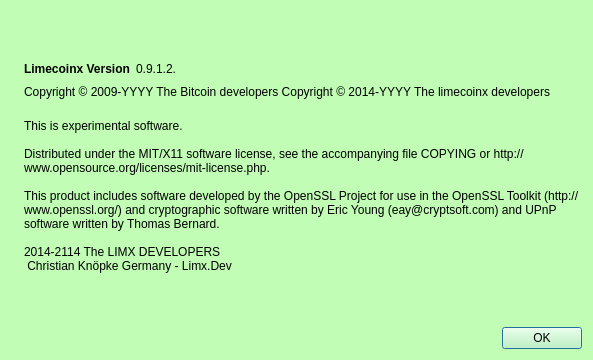
Old version of the form src/qt/forms/aboutdialog.ui in the repository IParn/LimecoinX.
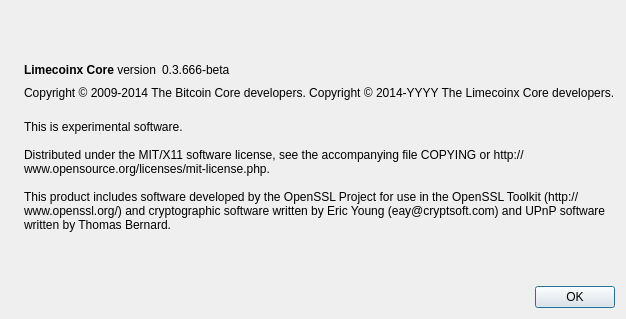
New version of the form. Icons and pictures are not drawn.

Patch:
```diff
--- a/src/qt/forms/aboutdialog.ui
+++ b/src/qt/forms/aboutdialog.ui
@@ -7,424 +7,9 @@
     <x>0</x>
     <y>0</y>
     <width>593</width>
-    <height>360</height>
+    <height>319</height>
    </rect>
   </property>
-  <property name="palette">
-   <palette>
-    <active>
-     <colorrole role="WindowText">
-      <brush brushstyle="SolidPattern">
-       <color alpha="255">
-        <red>0</red>
-        <green>0</green>
-        <blue>0</blue>
-       </color>
-      </brush>
-     </colorrole>
-     <colorrole role="Button">
-      <brush brushstyle="SolidPattern">
-       <color alpha="255">
-        <red>193</red>
-        <green>253</green>
-        <blue>181</blue>
-       </color>
-      </brush>
-     </colorrole>
-     <colorrole role="Light">
-      <brush brushstyle="SolidPattern">
-       <color alpha="255">
-        <red>255</red>
-        <green>255</green>
-        <blue>255</blue>
-       </color>
-      </brush>
-     </colorrole>
-     <colorrole role="Midlight">
-      <brush brushstyle="SolidPattern">
-       <color alpha="255">
-        <red>224</red>
-        <green>254</green>
-        <blue>218</blue>
-       </color>
-      </brush>
-     </colorrole>
-     <colorrole role="Dark">
-      <brush brushstyle="SolidPattern">
-       <color alpha="255">
-        <red>96</red>
-        <green>126</green>
-        <blue>90</blue>
-       </color>
-      </brush>
-     </colorrole>
-     <colorrole role="Mid">
-      <brush brushstyle="SolidPattern">
-       <color alpha="255">
-        <red>129</red>
-        <green>169</green>
-        <blue>121</blue>
-       </color>
-      </brush>
-     </colorrole>
-     <colorrole role="Text">
-      <brush brushstyle="SolidPattern">
-       <color alpha="255">
-        <red>0</red>
-        <green>0</green>
-        <blue>0</blue>
-       </color>
-      </brush>
-     </colorrole>
-     <colorrole role="BrightText">
-      <brush brushstyle="SolidPattern">
-       <color alpha="255">
-        <red>255</red>
-        <green>255</green>
-        <blue>255</blue>
-       </color>
-      </brush>
-     </colorrole>
-     <colorrole role="ButtonText">
-      <brush brushstyle="SolidPattern">
-       <color alpha="255">
-        <red>0</red>
-        <green>0</green>
-        <blue>0</blue>
-       </color>
-      </brush>
-     </colorrole>
-     <colorrole role="Base">
-      <brush brushstyle="SolidPattern">
-       <color alpha="255">
-        <red>255</red>
-        <green>255</green>
-        <blue>255</blue>
-       </color>
-      </brush>
-     </colorrole>
-     <colorrole role="Window">
-      <brush brushstyle="SolidPattern">
-       <color alpha="255">
-        <red>193</red>
-        <green>253</green>
-        <blue>181</blue>
-       </color>
-      </brush>
-     </colorrole>
-     <colorrole role="Shadow">
-      <brush brushstyle="SolidPattern">
-       <color alpha="255">
-        <red>0</red>
-        <green>0</green>
-        <blue>0</blue>
-       </color>
-      </brush>
-     </colorrole>
-     <colorrole role="AlternateBase">
-      <brush brushstyle="SolidPattern">
-       <color alpha="255">
-        <red>224</red>
-        <green>254</green>
-        <blue>218</blue>
-       </color>
-      </brush>
-     </colorrole>
-     <colorrole role="ToolTipBase">
-      <brush brushstyle="SolidPattern">
-       <color alpha="255">
-        <red>255</red>
-        <green>255</green>
-        <blue>220</blue>
-       </color>
-      </brush>
-     </colorrole>
-     <colorrole role="ToolTipText">
-      <brush brushstyle="SolidPattern">
-       <color alpha="255">
-        <red>0</red>
-        <green>0</green>
-        <blue>0</blue>
-       </color>
-      </brush>
-     </colorrole>
-    </active>
-    <inactive>
-     <colorrole role="WindowText">
-      <brush brushstyle="SolidPattern">
-       <color alpha="255">
-        <red>0</red>
-        <green>0</green>
-        <blue>0</blue>
-       </color>
-      </brush>
-     </colorrole>
-     <colorrole role="Button">
-      <brush brushstyle="SolidPattern">
-       <color alpha="255">
-        <red>193</red>
-        <green>253</green>
-        <blue>181</blue>
-       </color>
-      </brush>
-     </colorrole>
-     <colorrole role="Light">
-      <brush brushstyle="SolidPattern">
-       <color alpha="255">
-        <red>255</red>
-        <green>255</green>
-        <blue>255</blue>
-       </color>
-      </brush>
-     </colorrole>
-     <colorrole role="Midlight">
-      <brush brushstyle="SolidPattern">
-       <color alpha="255">
-        <red>224</red>
-        <green>254</green>
-        <blue>218</blue>
-       </color>
-      </brush>
-     </colorrole>
-     <colorrole role="Dark">
-      <brush brushstyle="SolidPattern">
-       <color alpha="255">
-        <red>96</red>
-        <green>126</green>
-        <blue>90</blue>
-       </color>
-      </brush>
-     </colorrole>
-     <colorrole role="Mid">
-      <brush brushstyle="SolidPattern">
-       <color alpha="255">
-        <red>129</red>
-        <green>169</green>
-        <blue>121</blue>
-       </color>
-      </brush>
-     </colorrole>
-     <colorrole role="Text">
-      <brush brushstyle="SolidPattern">
-       <color alpha="255">
-        <red>0</red>
-        <green>0</green>
-        <blue>0</blue>
-       </color>
-      </brush>
-     </colorrole>
-     <colorrole role="BrightText">
-      <brush brushstyle="SolidPattern">
-       <color alpha="255">
-        <red>255</red>
-        <green>255</green>
-        <blue>255</blue>
-       </color>
-      </brush>
-     </colorrole>
-     <colorrole role="ButtonText">
-      <brush brushstyle="SolidPattern">
-       <color alpha="255">
-        <red>0</red>
-        <green>0</green>
-        <blue>0</blue>
-       </color>
-      </brush>
-     </colorrole>
-     <colorrole role="Base">
-      <brush brushstyle="SolidPattern">
-       <color alpha="255">
-        <red>255</red>
-        <green>255</green>
-        <blue>255</blue>
-       </color>
-      </brush>
-     </colorrole>
-     <colorrole role="Window">
-      <brush brushstyle="SolidPattern">
-       <color alpha="255">
-        <red>193</red>
-        <green>253</green>
-        <blue>181</blue>
-       </color>
-      </brush>
-     </colorrole>
-     <colorrole role="Shadow">
-      <brush brushstyle="SolidPattern">
-       <color alpha="255">
-        <red>0</red>
-        <green>0</green>
-        <blue>0</blue>
-       </color>
-      </brush>
-     </colorrole>
-     <colorrole role="AlternateBase">
-      <brush brushstyle="SolidPattern">
-       <color alpha="255">
-        <red>224</red>
-        <green>254</green>
-        <blue>218</blue>
-       </color>
-      </brush>
-     </colorrole>
-     <colorrole role="ToolTipBase">
-      <brush brushstyle="SolidPattern">
-       <color alpha="255">
-        <red>255</red>
-        <green>255</green>
-        <blue>220</blue>
-       </color>
-      </brush>
-     </colorrole>
-     <colorrole role="ToolTipText">
-      <brush brushstyle="SolidPattern">
-       <color alpha="255">
-        <red>0</red>
-        <green>0</green>
-        <blue>0</blue>
-       </color>
-      </brush>
-     </colorrole>
-    </inactive>
-    <disabled>
-     <colorrole role="WindowText">
-      <brush brushstyle="SolidPattern">
-       <color alpha="255">
-        <red>96</red>
-        <green>126</green>
-        <blue>90</blue>
-       </color>
-      </brush>
-     </colorrole>
-     <colorrole role="Button">
-      <brush brushstyle="SolidPattern">
-       <color alpha="255">
-        <red>193</red>
-        <green>253</green>
-        <blue>181</blue>
-       </color>
-      </brush>
-     </colorrole>
-     <colorrole role="Light">
-      <brush brushstyle="SolidPattern">
-       <color alpha="255">
-        <red>255</red>
-        <green>255</green>
-        <blue>255</blue>
-       </color>
-      </brush>
-     </colorrole>
-     <colorrole role="Midlight">
-      <brush brushstyle="SolidPattern">
-       <color alpha="255">
-        <red>224</red>
-        <green>254</green>
-        <blue>218</blue>
-       </color>
-      </brush>
-     </colorrole>
-     <colorrole role="Dark">
-      <brush brushstyle="SolidPattern">
-       <color alpha="255">
-        <red>96</red>
-        <green>126</green>
-        <blue>90</blue>
-       </color>
-      </brush>
-     </colorrole>
-     <colorrole role="Mid">
-      <brush brushstyle="SolidPattern">
-       <color alpha="255">
-        <red>129</red>
-        <green>169</green>
-        <blue>121</blue>
-       </color>
-      </brush>
-     </colorrole>
-     <colorrole role="Text">
-      <brush brushstyle="SolidPattern">
-       <color alpha="255">
-        <red>96</red>
-        <green>126</green>
-        <blue>90</blue>
-       </color>
-      </brush>
-     </colorrole>
-     <colorrole role="BrightText">
-      <brush brushstyle="SolidPattern">
-       <color alpha="255">
-        <red>255</red>
-        <green>255</green>
-        <blue>255</blue>
-       </color>
-      </brush>
-     </colorrole>
-     <colorrole role="ButtonText">
-      <brush brushstyle="SolidPattern">
-       <color alpha="255">
-        <red>96</red>
-        <green>126</green>
-        <blue>90</blue>
-       </color>
-      </brush>
-     </colorrole>
-     <colorrole role="Base">
-      <brush brushstyle="SolidPattern">
-       <color alpha="255">
-        <red>193</red>
-        <green>253</green>
-        <blue>181</blue>
-       </color>
-      </brush>
-     </colorrole>
-     <colorrole role="Window">
-      <brush brushstyle="SolidPattern">
-       <color alpha="255">
-        <red>193</red>
-        <green>253</green>
-        <blue>181</blue>
-       </color>
-      </brush>
-     </colorrole>
-     <colorrole role="Shadow">
-      <brush brushstyle="SolidPattern">
-       <color alpha="255">
-        <red>0</red>
-        <green>0</green>
-        <blue>0</blue>
-       </color>
-      </brush>
-     </colorrole>
-     <colorrole role="AlternateBase">
-      <brush brushstyle="SolidPattern">
-       <color alpha="255">
-        <red>193</red>
-        <green>253</green>
-        <blue>181</blue>
-       </color>
-      </brush>
-     </colorrole>
-     <colorrole role="ToolTipBase">
-      <brush brushstyle="SolidPattern">
-       <color alpha="255">
-        <red>255</red>
-        <green>255</green>
-        <blue>220</blue>
-       </color>
-      </brush>
-     </colorrole>
-     <colorrole role="ToolTipText">
-      <brush brushstyle="SolidPattern">
-       <color alpha="255">
-        <red>0</red>
-        <green>0</green>
-        <blue>0</blue>
-       </color>
-      </brush>
-     </colorrole>
-    </disabled>
-   </palette>
-  </property>
   <property name="windowTitle">
    <string>About limecoin</string>
   </property>
@@ -465,7 +50,7 @@
           <cursorShape>IBeamCursor</cursorShape>
          </property>
          <property name="text">
-          <string>&lt;html&gt;&lt;head/&gt;&lt;body&gt;&lt;p&gt;&lt;span style=&quot; font-weight:600;&quot;&gt;Limecoinx Version&lt;/span&gt;&lt;/p&gt;&lt;/body&gt;&lt;/html&gt;</string>
+          <string>&lt;b&gt;Limecoinx Core&lt;/b&gt; version</string>
          </property>
          <property name="textInteractionFlags">
           <set>Qt::LinksAccessibleByMouse|Qt::TextSelectableByKeyboard|Qt::TextSelectableByMouse</set>
@@ -478,7 +63,7 @@
           <cursorShape>IBeamCursor</cursorShape>
          </property>
          <property name="text">
-          <string notr="true">0.9.1.2.</string>
+          <string notr="true">0.3.666-beta</string>
          </property>
          <property name="textInteractionFlags">
           <set>Qt::LinksAccessibleByMouse|Qt::TextSelectableByKeyboard|Qt::TextSelectableByMouse</set>
@@ -506,8 +91,8 @@
         <cursorShape>IBeamCursor</cursorShape>
        </property>
        <property name="text">
-        <string notr="true">Copyright &amp;copy; 2009-YYYY The Bitcoin developers
-Copyright &amp;copy; 2014-YYYY The limecoinx developers</string>
+        <string>Copyright &amp;copy; 2009-2014 The Bitcoin Core developers.
+Copyright &amp;copy; 2014-YYYY The Limecoinx Core developers.</string>
        </property>
        <property name="textFormat">
         <enum>Qt::RichText</enum>
@@ -528,10 +113,7 @@
 
 Distributed under the MIT/X11 software license, see the accompanying file COPYING or http://www.opensource.org/licenses/mit-license.php.
 
-This product includes software developed by the OpenSSL Project for use in the OpenSSL Toolkit (http://www.openssl.org/) and cryptographic software written by Eric Young (eay@cryptsoft.com) and UPnP software written by Thomas Bernard.
- 
-2014-2114 The LIMX DEVELOPERS
- Christian Knöpke Germany - Limx.Dev</string>
+This product includes software developed by the OpenSSL Project for use in the OpenSSL Toolkit (http://www.openssl.org/) and cryptographic software written by Eric Young (eay@cryptsoft.com) and UPnP software written by Thomas Bernard.</string>
        </property>
        <property name="wordWrap">
         <bool>true</bool>
@@ -549,7 +131,7 @@
        <property name="sizeHint" stdset="0">
         <size>
          <width>20</width>
-         <height>30</height>
+         <height>40</height>
         </size>
        </property>
       </spacer>
```
Left out of the diff: 22 changed lines with no effect on the pictures.
